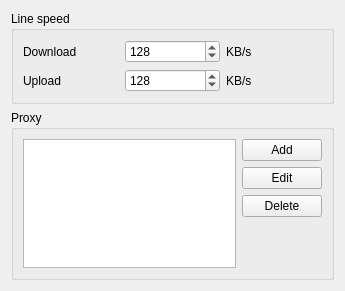
The window that src/SettingsNetworkForm.ui (LubosD/fatrat) describes before a commit, drawn with Qt 5.
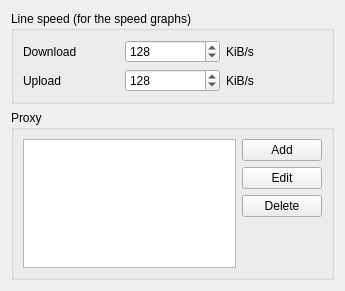
The same window after the commit. Icons and pictures are not drawn.

Commit message: Settings > Network: say that the line speed only scales the speed graphs

```diff
--- a/src/SettingsNetworkForm.ui
+++ b/src/SettingsNetworkForm.ui
@@ -14,7 +14,10 @@
    <item row="0" column="0">
     <widget class="QGroupBox" name="groupBox">
      <property name="title">
-      <string>Line speed</string>
+      <string>Line speed (for the speed graphs)</string>
+     </property>
+     <property name="toolTip">
+      <string>The speed of your internet connection. It only sets the scale of the speed graphs and bars and does not limit any transfer. To limit the speed, use the speed limits of a queue or of a transfer.</string>
      </property>
      <layout class="QGridLayout">
       <item row="0" column="0">
@@ -43,7 +46,7 @@
       <item row="0" column="2">
        <widget class="QLabel" name="label_2">
         <property name="text">
-         <string>KB/s</string>
+         <string>KiB/s</string>
         </property>
        </widget>
       </item>
@@ -73,7 +76,7 @@
       <item row="1" column="2">
        <widget class="QLabel" name="label_4">
         <property name="text">
-         <string>KB/s</string>
+         <string>KiB/s</string>
         </property>
        </widget>
       </item>
```
